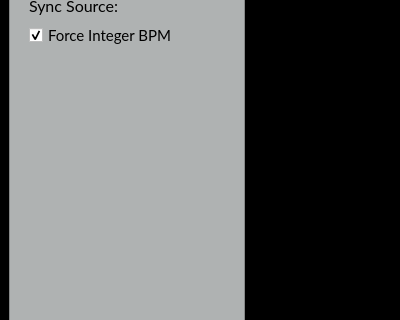
Above: superboucle/gui_ui.ui from Vampouille/superboucle before the change; both pictures show x 0 to 400 and y 453 to 773 of the 400 by 917 pixel window. Below: the same form after it.
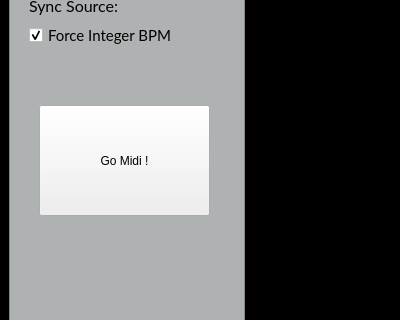
That is the form after the change. Icons and pictures are not drawn. Custom widgets are drawn as their Qt base class.

Commit message: feat: new dialog for midi note edit

Patch:
```diff
--- a/superboucle/gui_ui.ui
+++ b/superboucle/gui_ui.ui
@@ -597,6 +597,19 @@
            <bool>false</bool>
           </property>
          </widget>
+         <widget class="QPushButton" name="go_midi">
+          <property name="geometry">
+           <rect>
+            <x>30</x>
+            <y>440</y>
+            <width>171</width>
+            <height>111</height>
+           </rect>
+          </property>
+          <property name="text">
+           <string>Go Midi !</string>
+          </property>
+         </widget>
         </widget>
        </widget>
       </item>
```
The commit also changes 3 other files.
